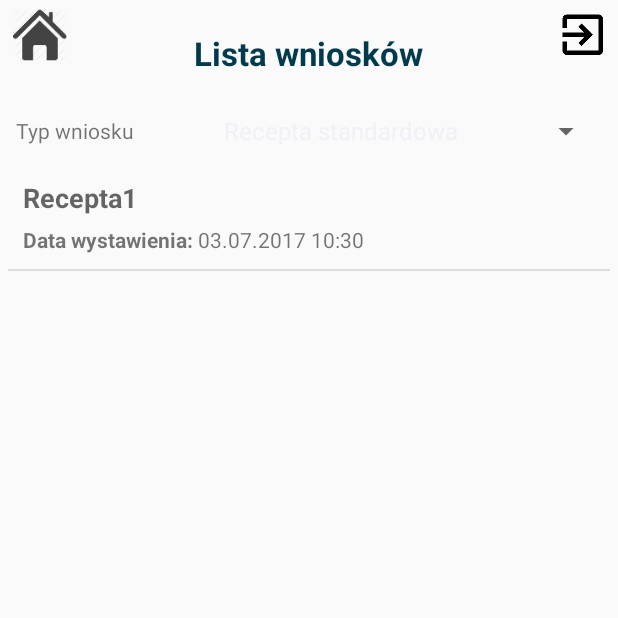
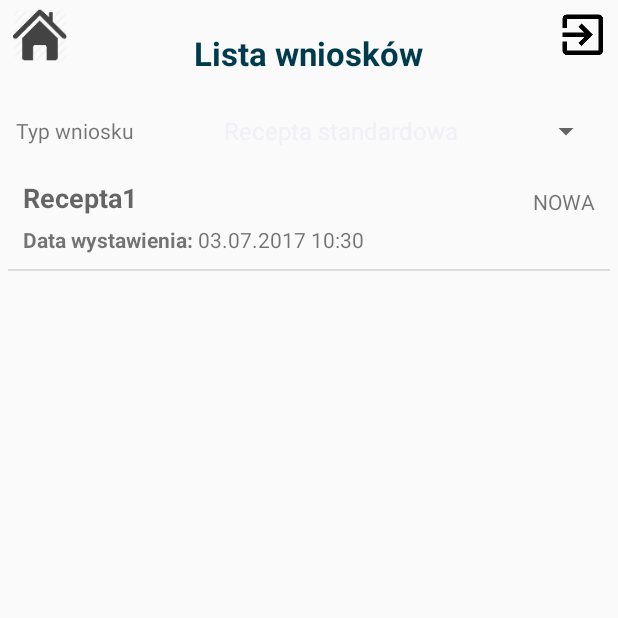
Before and after one commit to Patiko/MedicalWorkflow, an Android app: the CheckSubmissionList screen opened directly, with no data from a screen before it, on a phone screen of 412 x 824 dp, the top half of it. Run offline under Robolectric (Android 15) with nearby library versions, the phone set to English and light mode, and no system bars.

Commit message:
Pop Up window ready - accept and reject buttons to be implemented

```diff
--- a/app/src/main/AndroidManifest.xml
+++ b/app/src/main/AndroidManifest.xml
@@ -40,6 +40,8 @@
                 android:name="android.app.searchable"
                 android:resource="@xml/searchable" />
         </activity>
+        <activity android:name=".ActivitiesClass.StatusPopUp"
+            android:theme="@style/AppTheme.CustomTheme"></activity>
 
         <activity android:name=".ActivitiesClass.Doctor.SearchPatientForSubmissionList"/>
         <activity android:name=".ActivitiesClass.CheckSubmissionListByPatient"/>
--- a/app/src/main/java/com/example/lenovo/medicalworkflow/ActivitiesClass/CheckSubmissionList.java
+++ b/app/src/main/java/com/example/lenovo/medicalworkflow/ActivitiesClass/CheckSubmissionList.java
@@ -6,10 +6,14 @@ import android.content.Intent;
 import android.content.SharedPreferences;
 import android.database.Cursor;
 import android.os.Bundle;
+import android.view.LayoutInflater;
 import android.view.View;
+import android.view.ViewGroup;
 import android.widget.AdapterView;
 import android.widget.ArrayAdapter;
+import android.widget.Button;
 import android.widget.ListView;
+import android.widget.PopupWindow;
 import android.widget.Spinner;
 import android.widget.TextView;
 import android.widget.Toast;
@@ -41,6 +45,10 @@ public class CheckSubmissionList extends Activity implements AdapterView.OnItemS
     CustomAdapterSubmissions customAdapterSubmissions;
 
     TextView patientTV, userFirstName, userLastName;
+    TextView statusTV;
+    Button editStatusPopUp;
+    Button openStatusPopUp;
+    Button acceptSubmission, rejectSubmission;
 
 
 
@@ -54,6 +62,12 @@ public class CheckSubmissionList extends Activity implements AdapterView.OnItemS
         patientTV.setVisibility(View.GONE);
         userFirstName.setVisibility(View.GONE);
         userLastName.setVisibility(View.GONE);
+        statusTV =(TextView) findViewById(R.id.txtStatus);
+      //  editStatusPopUp = (Button)findViewById(R.id.editSubmissionStatus);
+
+
+
+
 
 
         sharedPreferences = getSharedPreferences(LoginActivity.MyPREFERENCES,Context.MODE_PRIVATE);
@@ -122,6 +136,42 @@ public class CheckSubmissionList extends Activity implements AdapterView.OnItemS
             }
         });
 
+
+/*
+
+        openStatusPopUp = (Button) findViewById(R.id.editSubmissionStatus);
+        openStatusPopUp.setOnClickListener(new Button.OnClickListener(){
+            public void onClick(View a){
+                LayoutInflater layoutInflater = (LayoutInflater)getBaseContext().getSystemService(LAYOUT_INFLATER_SERVICE);
+                View popUpView = layoutInflater.inflate(R.layout.edit_status_popup,null);
+                final PopupWindow popupWindow = new PopupWindow(
+                        popUpView,
+                        ViewGroup.LayoutParams.WRAP_CONTENT,
+                        ViewGroup.LayoutParams.WRAP_CONTENT);
+                acceptSubmission = (Button)popUpView.findViewById(R.id.acceptButton);
+                acceptSubmission.setOnClickListener(new Button.OnClickListener(){
+                    @Override
+                    public void onClick(View v) {
+
+                        popupWindow.dismiss();
+                    }});
+                rejectSubmission = (Button)popUpView.findViewById(R.id.rejectButton);
+                rejectSubmission.setOnClickListener(new Button.OnClickListener(){
+                    @Override
+                    public void onClick(View v) {
+
+                        popupWindow.dismiss();
+                    }});
+
+                popupWindow.showAsDropDown(openStatusPopUp, 50, -30);
+            }
+        });
+*/
+
+
+    }
+
+    public void updateStatus(){
 
     }
 
--- a/app/src/main/java/com/example/lenovo/medicalworkflow/CustomAdapters/CustomAdapterSubmissions.java
+++ b/app/src/main/java/com/example/lenovo/medicalworkflow/CustomAdapters/CustomAdapterSubmissions.java
@@ -1,6 +1,7 @@
 package com.example.lenovo.medicalworkflow.CustomAdapters;
 
 import android.content.Context;
+import android.content.Intent;
 import android.database.Cursor;
 import android.view.LayoutInflater;
 import android.view.View;
@@ -8,6 +9,7 @@ import android.view.ViewGroup;
 import android.widget.CursorAdapter;
 import android.widget.TextView;
 
+import com.example.lenovo.medicalworkflow.ActivitiesClass.DisplaySubmission;
 import com.example.lenovo.medicalworkflow.Database.DBHelper;
 import com.example.lenovo.medicalworkflow.R;
 
@@ -25,6 +27,7 @@ public class CustomAdapterSubmissions  extends CursorAdapter {
     }
 
 
+
     @Override
     public View newView(Context context, Cursor cursor, ViewGroup parent) {
         View   view    =    mInflater.inflate(R.layout.submission_item, parent, false);
@@ -32,6 +35,7 @@ public class CustomAdapterSubmissions  extends CursorAdapter {
         //   holder.txtId    =   (TextView)  view.findViewById(R.id.txtId);
         holder.txtName    =   (TextView)  view.findViewById(R.id.txtName);
         holder.txtCreatedAt = (TextView) view.findViewById(R.id.txtCreatedAT);
+        holder.txtStatus = (TextView) view.findViewById(R.id.txtStatus);
        /* holder.txtFirstNamePat    =   (TextView)  view.findViewById(R.id.txtFirstNamePat);
         holder.txtLastNamePat   =   (TextView)  view.findViewById(R.id.txtLastNamePat);
         holder.txtPesel   =   (TextView)  view.findViewById(R.id.txtPesel);
@@ -54,6 +58,7 @@ public class CustomAdapterSubmissions  extends CursorAdapter {
         // holder.txtId.setText(cursor.getString(cursor.getColumnIndex(DBHelper.USER_COLUMN_ID)));
         holder.txtName.setText(cursor.getString(cursor.getColumnIndex(DBHelper.SUBMISSION_COLUMN_DOC_NAME)));
         holder.txtCreatedAt.setText(cursor.getString(cursor.getColumnIndex(DBHelper.SUBMISSION_COLUMN_CREATED_AT)));
+        holder.txtStatus.setText(cursor.getString(cursor.getColumnIndex(DBHelper.SUBMISSION_COLUMN_STATUS)));
 
 /*        holder.txtFirstNameDoc.setText(cursor.getString(cursor.getColumnIndex(DBHelper.USER_COLUMN_FIRST_NAME)));
         holder.txtLastNameDoc.setText(cursor.getString(cursor.getColumnIndex(DBHelper.USER_COLUMN_LAST_NAME)));
@@ -67,10 +72,13 @@ public class CustomAdapterSubmissions  extends CursorAdapter {
         //   TextView txtId;
         TextView txtName;
         TextView txtCreatedAt;
+        TextView txtStatus;
         TextView txtFirstNamePat;
         TextView txtLastNamePat;
         TextView txtFirstNameDoc;
         TextView txtLastNameDoc;
         TextView txtPesel;
     }
+
+
 }
--- a/app/src/main/res/layout/submission_item.xml
+++ b/app/src/main/res/layout/submission_item.xml
@@ -15,15 +15,41 @@
         android:layout_alignParentLeft="true"
         android:layout_alignParentStart="true">
 
+        <RelativeLayout
+            android:layout_width="match_parent"
+            android:layout_height="wrap_content">
+
             <TextView
+                android:id="@+id/txtName"
                 android:layout_width="wrap_content"
                 android:layout_height="wrap_content"
+                android:paddingBottom="6sp"
+                android:text="tennn"
                 android:textAppearance="?android:attr/textAppearanceMedium"
-            android:id="@+id/txtName"
-            android:text="tennn"
-            android:textStyle="bold"
-            android:paddingBottom="6sp"
-            />
+                android:textStyle="bold" />
+
+       <!--     <ImageView
+                android:id="@+id/editSubmissionStatus"
+                android:layout_width="wrap_content"
+                android:layout_height="wrap_content"
+                android:layout_alignBottom="@+id/txtName"
+                android:layout_alignParentRight="true"
+                android:layout_alignParentTop="true"
+                android:clickable="true"
+
+                android:src="@mipmap/edit1_icon" />-->
+
+            <TextView
+                android:id="@+id/txtStatus"
+                android:layout_width="wrap_content"
+                android:layout_height="wrap_content"
+                android:layout_gravity="end"
+                android:text="STATUS"
+                android:layout_centerVertical="true"
+                android:layout_alignParentRight="true"
+                android:layout_alignParentEnd="true" />
+        </RelativeLayout>
+
 
         <!--        <LinearLayout
                     android:layout_width="wrap_content"
@@ -111,24 +137,23 @@
             android:layout_width="wrap_content"
             android:layout_height="wrap_content"
             android:orientation="horizontal">
+
             <TextView
+                android:id="@+id/txtCreatedAtTV"
                 android:layout_width="wrap_content"
                 android:layout_height="wrap_content"
+                android:text="Data wystawienia: "
                 android:textAppearance="?android:attr/textAppearanceSmall"
-                android:text="Data wystawienia: "
-                android:id="@+id/txtCreatedAtTV"
-                android:textStyle="bold"
-                />
+                android:textStyle="bold" />
+
             <TextView
+                android:id="@+id/txtCreatedAT"
                 android:layout_width="wrap_content"
                 android:layout_height="wrap_content"
-                android:textAppearance="?android:attr/textAppearanceSmall"
                 android:text="hahahaha"
-                android:id="@+id/txtCreatedAT"
-                />
+                android:textAppearance="?android:attr/textAppearanceSmall" />
+
         </LinearLayout>
-
-
 
 
         <!--       <TextView
--- a/app/src/main/res/values/strings.xml
+++ b/app/src/main/res/values/strings.xml
@@ -29,6 +29,10 @@
     <string name="search">Szukaj</string>
     <string name="chooseUser">Wybierz tego pacjenta</string>
     <string name="createSubmissionTitle">Utwórz recepte</string>
+
+    <string name="statusPopUpTitle">Zmień status wniosku</string>
+    <string name="acceptSubmission">Zaakceptuj wniosek</string>
+    <string name="rejectSubmission">Odrzuć wniosek</string>
 
     <string name="searchMedicineTitle">Wyszukaj lek</string>
     <string name="provideMedicineName">Podaj nazwe leku</string>
--- a/app/src/main/res/values/styles.xml
+++ b/app/src/main/res/values/styles.xml
@@ -8,6 +8,12 @@
         <item name="colorAccent">@color/colorAccent</item>
     </style>
 
+    <style name="AppTheme.CustomTheme">
+        <item name="android:windowIsTranslucent">true</item>
+        <item name="android:windowCloseOnTouchOutside">true</item>
+        <item name="android:backgroundDimEnabled">true</item>
+    </style>
+
 
 
 </resources>
```
Also changed, not shown: app/src/main/java/com/example/lenovo/medicalworkflow/ActivitiesClass/DisplaySubmission.java (+21 -0 lines), app/src/main/java/com/example/lenovo/medicalworkflow/Database/DBHelper.java (+11 -1 lines), app/src/main/res/layout/display_submission.xml (+19 -3 lines). Lines whose indentation alone changed are shown as unchanged.
